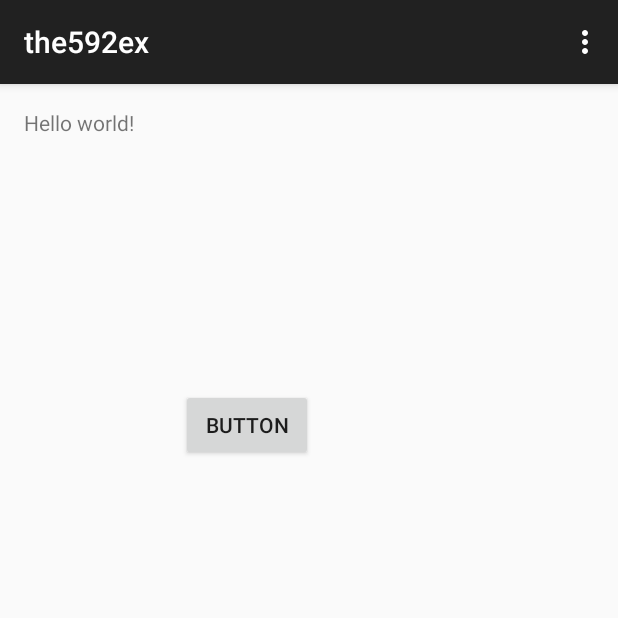
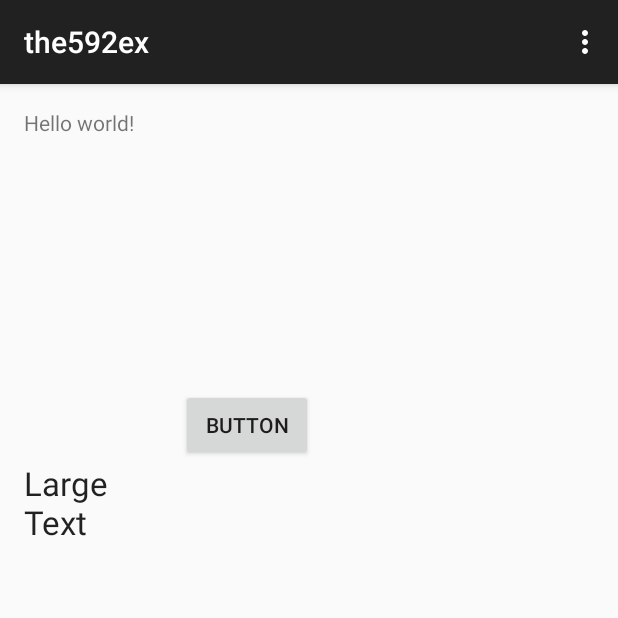
Before and after one commit to ohhanna/the592beauty, an Android app: the screen it shows after launch (MainActivity), on a phone screen of 412 x 824 dp, the top half of it. Run offline under Robolectric (Android 15) with nearby library versions, the phone set to English and light mode, and no system bars.

Commit message:
edit text

```diff
--- a/MyApplication10/app/src/main/res/layout/activity_main.xml
+++ b/MyApplication10/app/src/main/res/layout/activity_main.xml
@@ -19,4 +19,13 @@
         android:layout_toEndOf="@+id/textView"
         android:text="Button" />
 
+    <TextView
+        android:layout_width="wrap_content"
+        android:layout_height="wrap_content"
+        android:textAppearance="?android:attr/textAppearanceLarge"
+        android:text="Large Text"
+        android:id="@+id/textView2"
+        android:layout_below="@+id/button"
+        android:layout_alignRight="@+id/textView" />
+
 </RelativeLayout>
```
Also changed, not shown: 3 other files.
